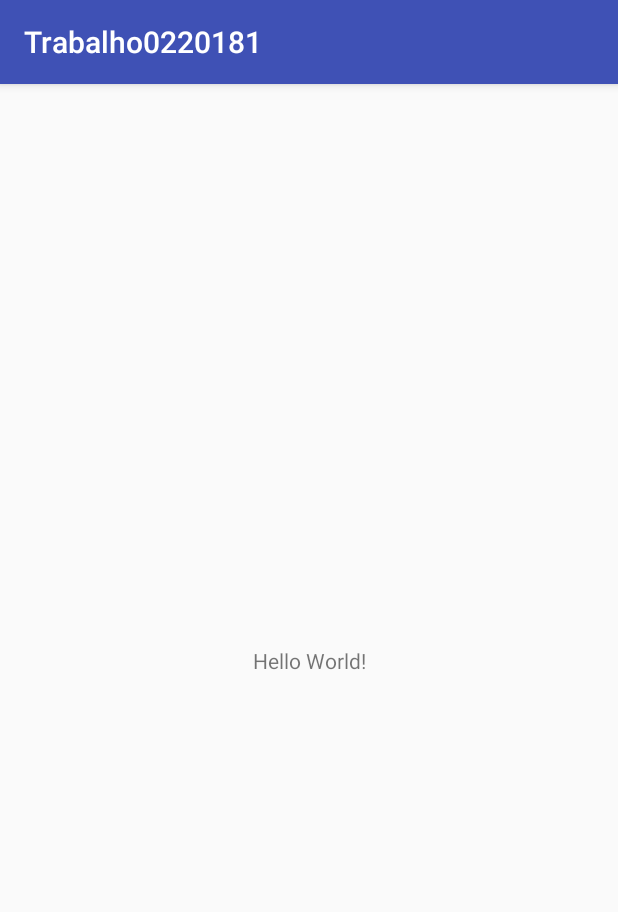
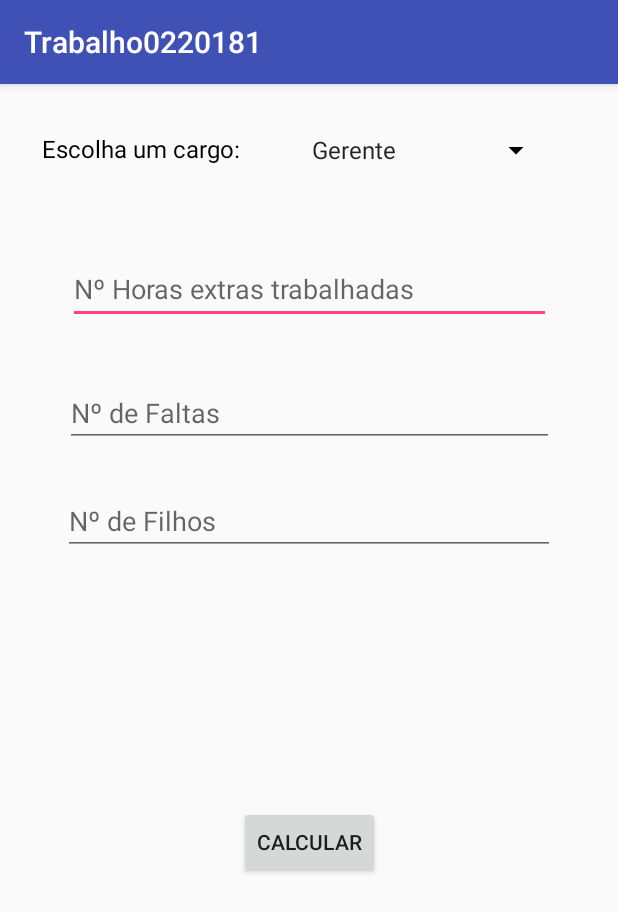
Before and after one commit to lucasdmi/Trabalho0220181, an Android app: the screen it shows after launch (MainActivity), on a phone screen of 412 x 824 dp. Shown: the top 912 px of the screen. Run offline under Robolectric (Android 15) with nearby library versions, the phone set to English and light mode, and no system bars.

Commit message:
Active View
Criação das actives
EditText
Spinnin
e Button

```diff
--- a/app/src/main/res/layout/activity_main.xml
+++ b/app/src/main/res/layout/activity_main.xml
@@ -7,12 +7,89 @@
     tools:context=".MainActivity">
 
     <TextView
+        android:id="@+id/tCargo"
+        style="@android:style/Widget.TextView.SpinnerItem"
+        android:layout_width="0dp"
+        android:layout_height="38dp"
+        android:layout_marginStart="28dp"
+        android:layout_marginTop="32dp"
+        android:text="@string/escolha"
+        android:textStyle="normal"
+        android:visibility="visible"
+        app:layout_constraintStart_toStartOf="parent"
+        app:layout_constraintTop_toTopOf="parent"
+        tools:style="@style/Widget.AppCompat.TextView.SpinnerItem" />
+
+    <Spinner
+        android:id="@+id/spCargo"
+        android:layout_width="168dp"
+        android:layout_height="24dp"
+        android:layout_marginEnd="44dp"
+        android:layout_marginStart="8dp"
+        android:layout_marginTop="32dp"
+        android:backgroundTint="@android:color/background_dark"
+        android:dropDownWidth="match_parent"
+        android:entries="@array/cargo"
+        android:visibility="visible"
+        app:layout_constraintEnd_toEndOf="parent"
+        app:layout_constraintHorizontal_bias="1.0"
+        app:layout_constraintStart_toEndOf="@+id/tCargo"
+        app:layout_constraintTop_toTopOf="parent" />
+
+    <EditText
+        android:id="@+id/edtHora"
+        android:layout_width="322dp"
+        android:layout_height="46dp"
+        android:layout_marginEnd="8dp"
+        android:layout_marginStart="8dp"
+        android:layout_marginTop="44dp"
+        android:ems="10"
+        android:hint="@string/hora"
+        android:inputType="number"
+        app:layout_constraintEnd_toEndOf="parent"
+        app:layout_constraintStart_toStartOf="parent"
+        app:layout_constraintTop_toBottomOf="@+id/tCargo" />
+
+    <EditText
+        android:id="@+id/edtFalta"
+        android:layout_width="326dp"
+        android:layout_height="42dp"
+        android:layout_marginEnd="8dp"
+        android:layout_marginStart="8dp"
+        android:layout_marginTop="40dp"
+        android:ems="10"
+        android:hint="@string/falta"
+        android:inputType="number"
+        app:layout_constraintEnd_toEndOf="parent"
+        app:layout_constraintStart_toStartOf="parent"
+        app:layout_constraintTop_toBottomOf="@+id/edtHora" />
+
+    <EditText
+        android:id="@+id/edtFilho"
+        android:layout_width="328dp"
+        android:layout_height="40dp"
+        android:layout_marginEnd="8dp"
+        android:layout_marginStart="8dp"
+        android:layout_marginTop="32dp"
+        android:ems="10"
+        android:hint="@string/filho"
+        android:inputType="number"
+        app:layout_constraintEnd_toEndOf="parent"
+        app:layout_constraintStart_toStartOf="parent"
+        app:layout_constraintTop_toBottomOf="@+id/edtFalta" />
+
+    <Button
+        android:id="@+id/bCalcular"
         android:layout_width="wrap_content"
         android:layout_height="wrap_content"
-        android:text="Hello World!"
+        android:layout_marginBottom="80dp"
+        android:layout_marginEnd="8dp"
+        android:layout_marginStart="8dp"
+        android:layout_marginTop="8dp"
+        android:text="@string/calcular"
         app:layout_constraintBottom_toBottomOf="parent"
-        app:layout_constraintLeft_toLeftOf="parent"
-        app:layout_constraintRight_toRightOf="parent"
-        app:layout_constraintTop_toTopOf="parent" />
+        app:layout_constraintEnd_toEndOf="parent"
+        app:layout_constraintStart_toStartOf="parent"
+        app:layout_constraintTop_toBottomOf="@+id/edtFilho" />
 
 </android.support.constraint.ConstraintLayout>
--- a/app/src/main/res/values/strings.xml
+++ b/app/src/main/res/values/strings.xml
@@ -1,3 +1,13 @@
 <resources>
     <string name="app_name">Trabalho0220181</string>
+    <string name="escolha">Escolha um cargo: </string>
+    <string name="hora">Nº Horas extras trabalhadas</string>
+    <string name="falta">Nº de Faltas</string>
+    <string name="filho">Nº de Filhos</string>
+    <string name="calcular">Calcular</string>
+    <string-array name="cargo">
+        <item>Gerente</item>
+        <item>Supervisor</item>
+        <item>Servente</item>
+    </string-array>
 </resources>
```
